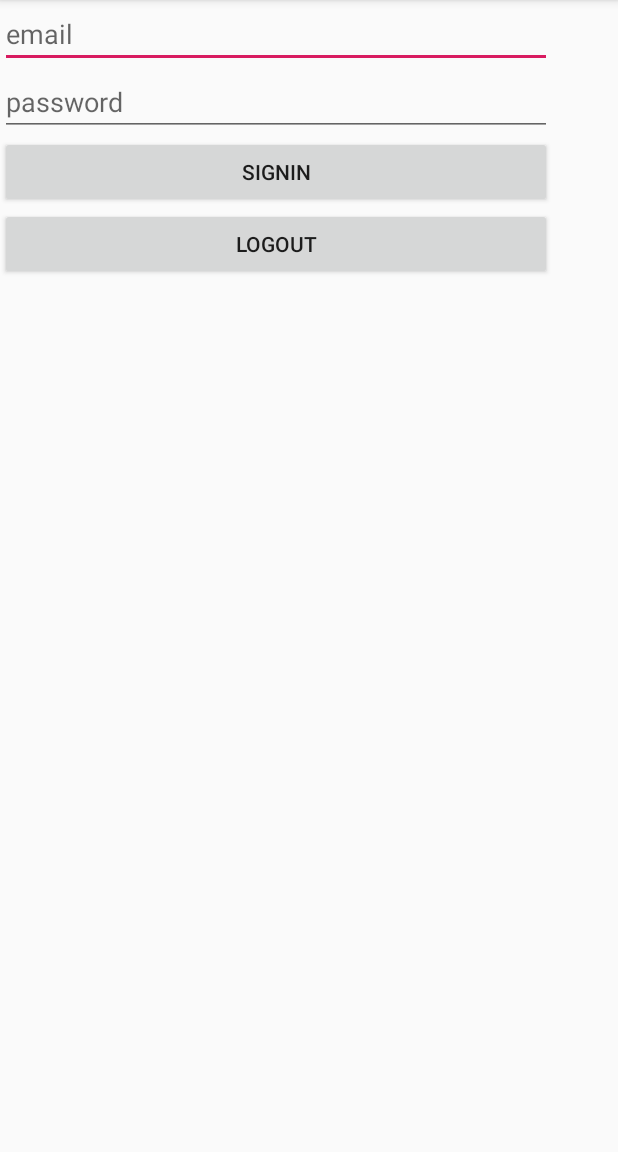
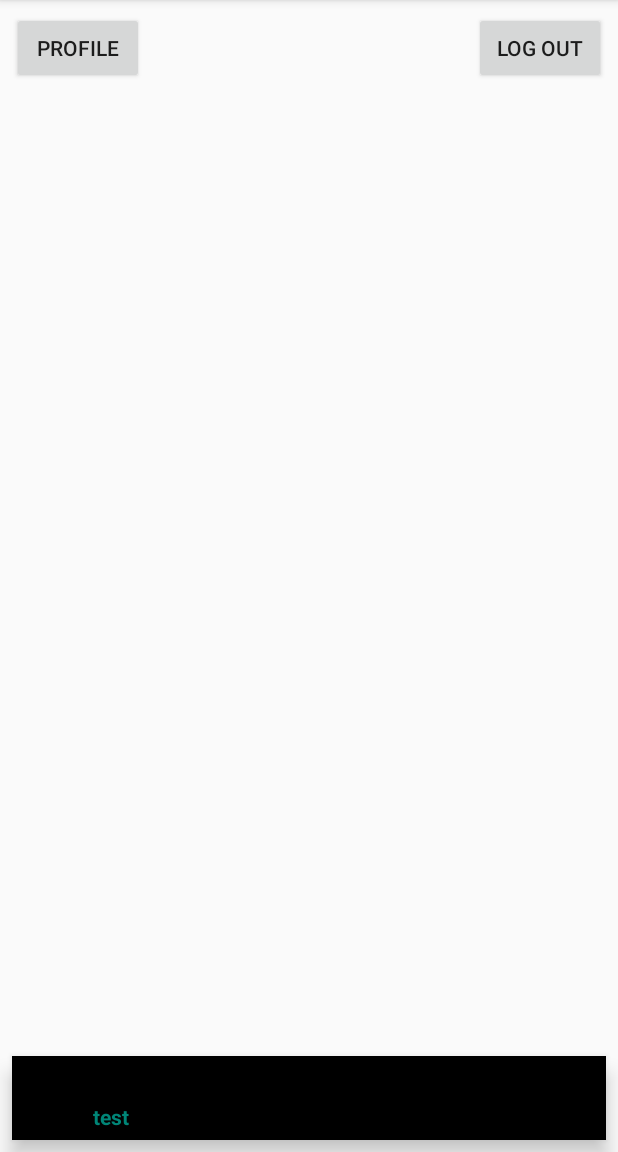
Before and after one commit to cotelus/DGP-MonkeyBits, an Android app: the screen it shows after launch (AccountActivity before the commit, MainActivity after it), on a phone screen of 412 x 824 dp, the part 84-1236 px from its top. Run offline under Robolectric (Android 15) with nearby library versions, the phone set to English and light mode, and no system bars; our stand-ins replace Firebase (no records; nobody signed in at launch, a user with empty details on screens opened directly).

Commit message:
Se inicia sesión de forma adecuada.
La funcionalidad de iniciar sesión funciona de forma correcta.
Las interfaces son únicamente de  prueba.

```diff
--- a/monkeybit/app/src/main/AndroidManifest.xml
+++ b/monkeybit/app/src/main/AndroidManifest.xml
@@ -9,14 +9,14 @@
         android:roundIcon="@mipmap/ic_launcher_round"
         android:supportsRtl="true"
         android:theme="@style/AppTheme">
-        <activity android:name=".AccountActivity">
+        <activity android:name=".MainActivity">
             <intent-filter>
                 <action android:name="android.intent.action.MAIN" />
 
                 <category android:name="android.intent.category.LAUNCHER" />
             </intent-filter>
         </activity>
-        <activity android:name=".MainActivity"></activity>
+        <activity android:name=".AccountActivity"></activity>
     </application>
 
 </manifest>
--- a/monkeybit/app/src/main/res/layout/activity_account.xml
+++ b/monkeybit/app/src/main/res/layout/activity_account.xml
@@ -9,42 +9,43 @@
     <LinearLayout
         android:layout_width="368dp"
         android:layout_height="495dp"
+        android:layout_marginStart="8dp"
+        android:layout_marginTop="8dp"
+        android:layout_marginEnd="8dp"
+        android:layout_marginBottom="8dp"
         android:orientation="vertical"
-        tools:layout_editor_absoluteX="8dp"
-        tools:layout_editor_absoluteY="8dp">
+        app:layout_constraintBottom_toBottomOf="parent"
+        app:layout_constraintEnd_toEndOf="parent"
+        app:layout_constraintStart_toStartOf="parent"
+        app:layout_constraintTop_toTopOf="parent">
 
         <EditText
             android:id="@+id/eMailAut"
             android:layout_width="match_parent"
-            android:layout_height="wrap_content"
+            android:layout_height="75dp"
             android:ems="10"
-            android:hint="email"
+            android:hint="@string/email"
             android:inputType="textEmailAddress"
-            android:singleLine="true" />
+            android:singleLine="true"
+            android:autofillHints="" tools:targetApi="o" />
 
         <EditText
             android:id="@+id/passAut"
             android:layout_width="match_parent"
-            android:layout_height="wrap_content"
-            android:contentDescription="password"
+            android:layout_height="75dp"
             android:ems="10"
-            android:hint="password"
+            android:hint="@string/password"
             android:inputType="textPassword"
             android:selectAllOnFocus="false"
-            android:singleLine="false" />
+            android:singleLine="false"
+            android:autofillHints="" tools:targetApi="o"/>
 
         <Button
             android:id="@+id/SignIn"
             android:layout_width="match_parent"
-            android:layout_height="wrap_content"
-            android:onClick="onSignIn"
-            android:text="SignIn" />
+            android:layout_height="77dp"
+            android:onClick="OnSignIn"
+            android:text="@string/signin" />
 
-        <Button
-            android:id="@+id/LogOut"
-            android:layout_width="match_parent"
-            android:layout_height="wrap_content"
-            android:onClick="onLogOut"
-            android:text="LogOut" />
     </LinearLayout>
 </android.support.constraint.ConstraintLayout>
--- a/monkeybit/app/src/main/res/layout/activity_main.xml
+++ b/monkeybit/app/src/main/res/layout/activity_main.xml
@@ -8,9 +8,35 @@
 
     <android.support.design.widget.BottomNavigationView
         android:layout_width="match_parent"
-        android:layout_height="90dp"
+        android:layout_height="wrap_content"
+        android:layout_marginStart="8dp"
+        android:layout_marginEnd="8dp"
+        android:layout_marginBottom="8dp"
+        app:layout_constraintBottom_toBottomOf="parent"
+        app:layout_constraintEnd_toEndOf="parent"
         app:layout_constraintStart_toStartOf="parent"
         app:menu="@menu/navigationbarmenu"
-        tools:ignore="MissingConstraints"
-        tools:layout_editor_absoluteY="416dp" />
+        tools:ignore="MissingConstraints" />
+
+    <Button
+        android:id="@+id/button"
+        android:layout_width="wrap_content"
+        android:layout_height="wrap_content"
+        android:layout_marginStart="8dp"
+        android:layout_marginTop="8dp"
+        android:onClick="OnLookProfile"
+        android:text="@string/lookprofile"
+        app:layout_constraintStart_toStartOf="parent"
+        app:layout_constraintTop_toTopOf="parent" />
+
+    <Button
+        android:id="@+id/button2"
+        android:layout_width="wrap_content"
+        android:layout_height="wrap_content"
+        android:layout_marginTop="8dp"
+        android:layout_marginEnd="8dp"
+        android:onClick="OnLogOut"
+        android:text="@string/logout"
+        app:layout_constraintEnd_toEndOf="parent"
+        app:layout_constraintTop_toTopOf="parent" />
 </android.support.constraint.ConstraintLayout>
--- a/monkeybit/app/src/main/res/values/strings.xml
+++ b/monkeybit/app/src/main/res/values/strings.xml
@@ -1,3 +1,13 @@
 <resources>
     <string name="app_name">Routability</string>
+    <string name="signin">Sign In</string>
+    <string name="logout">Log Out</string>
+    <string name="email">Email</string>
+    <string name="password">Password</string>
+    <string name="signedsuccesfully">SignIn succesfully!</string>
+    <string name="signedfail">Authentication fail!</string>
+    <string name="emptyfields">The text fields are empty</string>
+    <string name="logedout">Log Out</string>
+    <string name="logedoutfail">You aren\'t signed in!</string>
+    <string name="lookprofile">Profile</string>
 </resources>
```
Also changed, not shown: monkeybit/app/src/main/java/com/monkeybit/routability/AccountActivity.java (+24 -25 lines), monkeybit/app/src/main/java/com/monkeybit/routability/MainActivity.java (+33 -0 lines).
